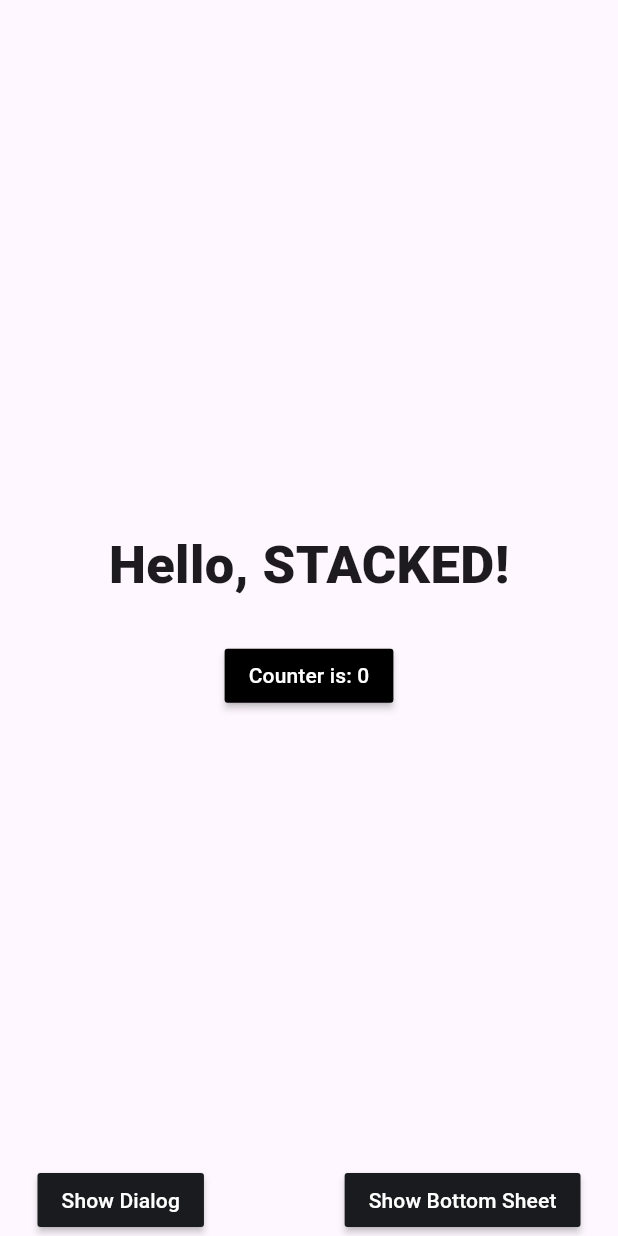
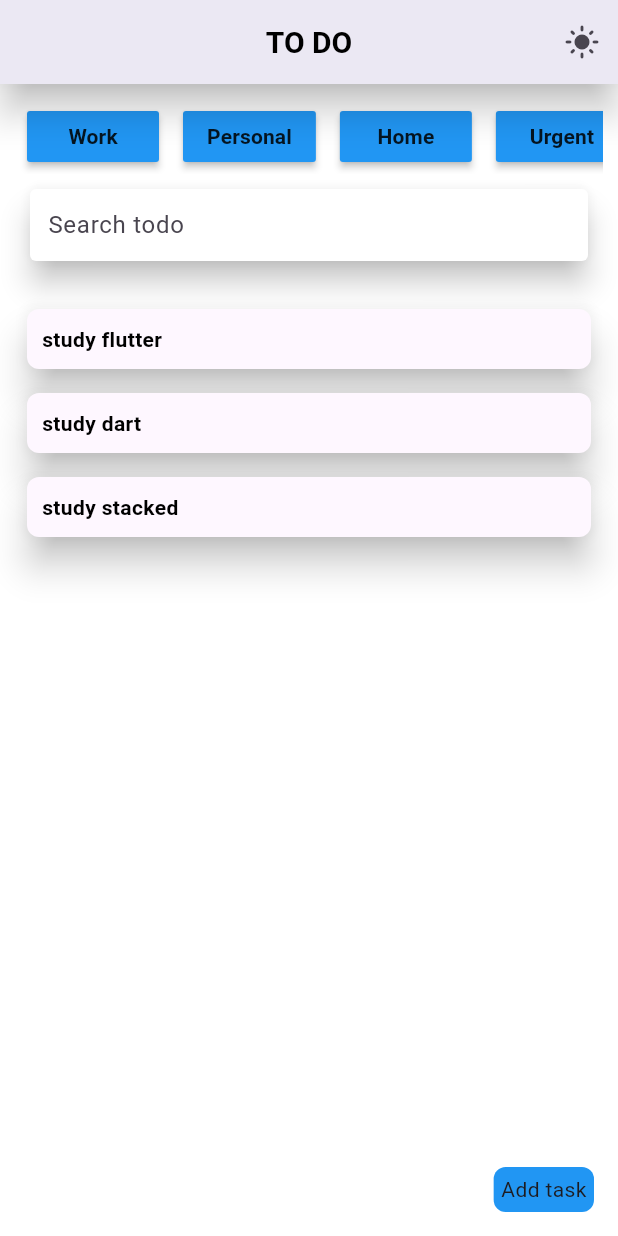
Before and after one commit to YogeshPeriyasamy/todoApp, a Flutter app: the screen it shows after launch, on a phone screen of 412 x 824 dp. Run offline on Flutter 3.47's test engine with Material 3 defaults, Android fonts, the phone set to English and light mode, and no system bars; our stand-ins replace shared_preferences, stacked, stacked_services, stacked_shared.

Commit message:
dashboard view is being worken on

```diff
--- a/lib/app/app.locator.dart
+++ b/lib/app/app.locator.dart
@@ -10,6 +10,8 @@ import 'package:stacked_services/src/bottom_sheet/bottom_sheet_service.dart';
 import 'package:stacked_services/src/dialog/dialog_service.dart';
 import 'package:stacked_services/src/navigation/navigation_service.dart';
 import 'package:stacked_shared/stacked_shared.dart';
+
+import '../services/prefs_service_service.dart';
 
 final locator = StackedLocator.instance;
 
@@ -25,4 +27,5 @@ Future<void> setupLocator({
   locator.registerLazySingleton(() => BottomSheetService());
   locator.registerLazySingleton(() => DialogService());
   locator.registerLazySingleton(() => NavigationService());
+  locator.registerLazySingleton(() => PrefsServiceService());
 }
--- a/lib/app/app.router.dart
+++ b/lib/app/app.router.dart
@@ -5,21 +5,25 @@
 // **************************************************************************
 
 // ignore_for_file: no_leading_underscores_for_library_prefixes
-import 'package:flutter/material.dart' as _i4;
+import 'package:flutter/material.dart' as _i5;
 import 'package:flutter/material.dart';
+import 'package:realtodo/ui/views/dashboard/dashboard_view.dart' as _i4;
 import 'package:realtodo/ui/views/home/home_view.dart' as _i2;
 import 'package:realtodo/ui/views/startup/startup_view.dart' as _i3;
 import 'package:stacked/stacked.dart' as _i1;
-import 'package:stacked_services/stacked_services.dart' as _i5;
+import 'package:stacked_services/stacked_services.dart' as _i6;
 
 class Routes {
   static const homeView = '/home-view';
 
   static const startupView = '/startup-view';
 
+  static const dashboardView = '/dashboard-view';
+
   static const all = <String>{
     homeView,
     startupView,
+    dashboardView,
   };
 }
 
@@ -33,18 +37,28 @@ class StackedRouter extends _i1.RouterBase {
       Routes.startupView,
       page: _i3.StartupView,
     ),
+    _i1.RouteDef(
+      Routes.dashboardView,
+      page: _i4.DashboardView,
+    ),
   ];
 
   final _pagesMap = <Type, _i1.StackedRouteFactory>{
     _i2.HomeView: (data) {
-      return _i4.MaterialPageRoute<dynamic>(
+      return _i5.MaterialPageRoute<dynamic>(
         builder: (context) => const _i2.HomeView(),
         settings: data,
       );
     },
     _i3.StartupView: (data) {
-      return _i4.MaterialPageRoute<dynamic>(
+      return _i5.MaterialPageRoute<dynamic>(
         builder: (context) => const _i3.StartupView(),
+        settings: data,
+      );
+    },
+    _i4.DashboardView: (data) {
+      return _i5.MaterialPageRoute<dynamic>(
+        builder: (context) =>  _i4.DashboardView(),
         settings: data,
       );
     },
@@ -57,7 +71,7 @@ class StackedRouter extends _i1.RouterBase {
   Map<Type, _i1.StackedRouteFactory> get pagesMap => _pagesMap;
 }
 
-extension NavigatorStateExtension on _i5.NavigationService {
+extension NavigatorStateExtension on _i6.NavigationService {
   Future<dynamic> navigateToHomeView([
     int? routerId,
     bool preventDuplicates = true,
@@ -80,6 +94,20 @@ extension NavigatorStateExtension on _i5.NavigationService {
         transition,
   ]) async {
     return navigateTo<dynamic>(Routes.startupView,
+        id: routerId,
+        preventDuplicates: preventDuplicates,
+        parameters: parameters,
+        transition: transition);
+  }
+
+  Future<dynamic> navigateToDashboardView([
+    int? routerId,
+    bool preventDuplicates = true,
+    Map<String, String>? parameters,
+    Widget Function(BuildContext, Animation<double>, Animation<double>, Widget)?
+        transition,
+  ]) async {
+    return navigateTo<dynamic>(Routes.dashboardView,
         id: routerId,
         preventDuplicates: preventDuplicates,
         parameters: parameters,
@@ -113,4 +141,18 @@ extension NavigatorStateExtension on _i5.NavigationService {
         parameters: parameters,
         transition: transition);
   }
+
+  Future<dynamic> replaceWithDashboardView([
+    int? routerId,
+    bool preventDuplicates = true,
+    Map<String, String>? parameters,
+    Widget Function(BuildContext, Animation<double>, Animation<double>, Widget)?
+        transition,
+  ]) async {
+    return replaceWith<dynamic>(Routes.dashboardView,
+        id: routerId,
+        preventDuplicates: preventDuplicates,
+        parameters: parameters,
+        transition: transition);
+  }
 }
--- /dev/null
+++ b/lib/models/todo_model.dart
@@ -0,0 +1,16 @@
+class Todo {
+  String id;
+  String title;
+  String description;
+  String isDone;
+  String category;
+  String createdAt;
+
+  Todo(
+      {required this.id,
+      required this.title,
+      required this.description,
+      required this.isDone,
+      required this.category,
+      required this.createdAt});
+}
--- /dev/null
+++ b/lib/services/prefs_service_service.dart
@@ -0,0 +1,15 @@
+import 'dart:convert';
+import 'package:shared_preferences/shared_preferences.dart';
+import '../models/todo_model.dart';
+
+class PrefsServiceService {
+  static String listName = "todoList";
+
+  static Future<void> addTodos() async{
+
+  }
+
+  static Future<List<Todo>> getTodos() async{
+    return [];
+  }
+}
--- /dev/null
+++ b/lib/ui/views/dashboard/dashboard_view.dart
@@ -0,0 +1,129 @@
+import 'package:flutter/material.dart';
+import 'package:stacked/stacked.dart';
+
+import 'dashboard_viewmodel.dart';
+
+class DashboardView extends StackedView<DashboardViewModel> {
+  DashboardView({Key? key}) : super(key: key);
+
+  @override
+  Widget builder(
+    BuildContext context,
+    DashboardViewModel viewModel,
+    Widget? child,
+  ) {
+    return Scaffold(
+      appBar: AppBar(
+        backgroundColor: viewModel.isDarkThemed ? Colors.black : Colors.white,
+        elevation: 10,
+        shadowColor: viewModel.isDarkThemed ? Colors.white : Colors.black,
+        title: Text(
+          "TO DO",
+          style: TextStyle(
+              fontSize: 20,
+              fontWeight: FontWeight.bold,
+              color: viewModel.isDarkThemed ? Colors.white : Colors.black),
+        ),
+        centerTitle: true,
+        actions: [
+          IconButton(
+              onPressed: () {
+                viewModel.toggleTheme();
+              },
+              icon: Icon(
+                  viewModel.isDarkThemed ? Icons.dark_mode : Icons.light_mode))
+        ],
+      ),
+      body: Container(
+        padding: EdgeInsets.all(10),
+        color: viewModel.isDarkThemed ? Colors.black : Colors.white,
+        child: Column(
+          children: [
+            Container(
+              height: 50,
+              child: ListView.builder(
+                  scrollDirection: Axis.horizontal,
+                  itemCount: viewModel.categoryList.length,
+                  itemBuilder: (context, index) {
+                    return Padding(
+                      padding: const EdgeInsets.all(8.0),
+                      child: MaterialButton(
+                        onPressed: () {
+                          viewModel.setCategory(viewModel.categoryList[index]);
+                        },
+                        child: Text(
+                          viewModel.categoryList[index],
+                          style: TextStyle(fontWeight: FontWeight.bold),
+                        ),
+                        color: Colors.blue,
+                      ),
+                    );
+                  }),
+            ),
+            Container(
+              padding: EdgeInsets.all(10),
+              child: Material(
+                elevation: 8,
+                shape: RoundedRectangleBorder(
+                    borderRadius: BorderRadius.circular(8)),
+                shadowColor:
+                    viewModel.isDarkThemed ? Colors.white : Colors.black,
+                child: TextField(
+                  controller: viewModel.serarchController,
+                  decoration: const InputDecoration(
+                    contentPadding: EdgeInsets.all(8),
+                    filled: true,
+                    fillColor: Colors.white,
+                    border: OutlineInputBorder(borderSide: BorderSide.none),
+                    labelText: "Search todo",
+                  ),
+                  onChanged: (value) => viewModel.setSearch(value),
+                ),
+              ),
+            ),
+            Expanded(
+              child: Container(
+                padding: const EdgeInsets.only(top: 14),
+                child: ListView.builder(
+                    itemCount: viewModel.todoList.length,
+                    itemBuilder: (context, index) {
+                      return Padding(
+                        padding: const EdgeInsets.all(8.0),
+                        child: Material(
+                          elevation: 10,
+                          borderRadius: BorderRadius.circular(8),
+                          shadowColor: viewModel.isDarkThemed
+                              ? Colors.white
+                              : Colors.black,
+                          child: Container(
+                              decoration: BoxDecoration(
+                                  borderRadius: BorderRadius.circular(8)),
+                              padding: const EdgeInsets.all(10),
+                              child: Text(
+                                viewModel.todoList[index],
+                                style: const TextStyle(
+                                    color: Colors.black,
+                                    fontWeight: FontWeight.bold),
+                              )),
+                        ),
+                      );
+                    }),
+              ),
+            )
+          ],
+        ),
+      ),
+      floatingActionButton: Container(
+          decoration: BoxDecoration(
+              borderRadius: BorderRadius.circular(8), color: Colors.blue),
+          padding: const EdgeInsets.all(5),
+          child: const Text("Add task")),
+    );
+  }
+
+  @override
+  DashboardViewModel viewModelBuilder(
+    BuildContext context,
+  ) =>
+      DashboardViewModel();
+}
--- /dev/null
+++ b/lib/ui/views/dashboard/dashboard_viewmodel.dart
@@ -0,0 +1,47 @@
+import 'package:flutter/material.dart';
+import 'package:realtodo/app/app.locator.dart';
+import 'package:realtodo/services/prefs_service_service.dart';
+import 'package:stacked/stacked.dart';
+import '../../../models/todo_model.dart';
+
+class DashboardViewModel extends BaseViewModel {
+  final PrefsServiceService _prefService = locator<PrefsServiceService>();
+
+  List<Todo> _todos = [];
+  List get todos => _todos;
+
+  bool isDarkThemed = false;
+
+  List<String> categoryList = ["Work", "Personal", "Home", "Urgent", "Health"];
+
+  String selectedCategory = "";
+
+  String searchedText = "";
+  TextEditingController serarchController = TextEditingController();
+
+  List<String> todoList = ["study flutter", "study dart", "study stacked"];
+
+  void getList() async {
+    _todos = await PrefsServiceService.getTodos();
+    notifyListeners();
+  }
+
+  Future<void> addList(List todos) async {
+    await PrefsServiceService.addTodos();
+    notifyListeners();
+  }
+
+  void toggleTheme() {
+    isDarkThemed = !isDarkThemed;
+    notifyListeners();
+  }
+
+  void setCategory(String cat) {
+    selectedCategory = cat;
+    notifyListeners();
+  }
+
+  void setSearch(String text) {
+    searchedText = text;
+  }
+}
--- a/lib/ui/views/startup/startup_viewmodel.dart
+++ b/lib/ui/views/startup/startup_viewmodel.dart
@@ -13,6 +13,6 @@ class StartupViewModel extends BaseViewModel {
     // This is where you can make decisions on where your app should navigate when
     // you have custom startup logic
 
-    _navigationService.replaceWithHomeView();
+    _navigationService.replaceWithDashboardView();
   }
 }
--- a/pubspec.yaml
+++ b/pubspec.yaml
@@ -11,6 +11,7 @@ dependencies:
     sdk: flutter
   stacked: ^3.4.0
   stacked_services: ^1.1.0
+  shared_preferences: ^2.0.15
 
 dev_dependencies:
   build_runner: ^2.4.5
```
Also changed, not shown: lib/app/app.dart (+6 -2 lines), pubspec.lock, 5 other files.
